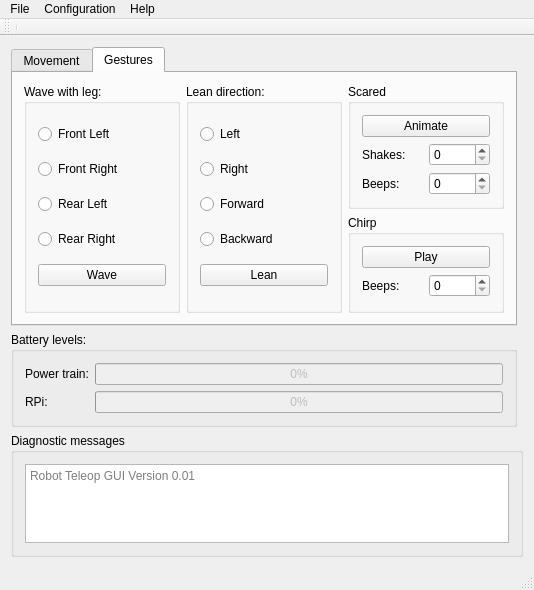
This is vr408mainwindow.ui in phdxpahob/vr408_pyqt_gui as Qt 5 draws it before an edit. The edited form follows.
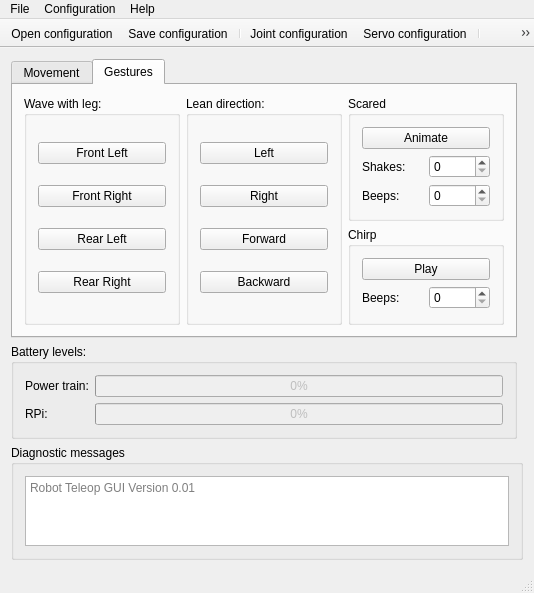
This is the edited form. The open tabs and pages were chosen to show the change. Icons and pictures are not drawn.

```diff
--- a/vr408mainwindow.ui
+++ b/vr408mainwindow.ui
@@ -223,40 +223,33 @@
           </property>
           <layout class="QVBoxLayout" name="verticalLayout_2">
            <item>
-            <widget class="QRadioButton" name="radioB_fLeft">
+            <widget class="QPushButton" name="Button_waveFLeft">
              <property name="text">
               <string>Front Left</string>
              </property>
             </widget>
            </item>
            <item>
-            <widget class="QRadioButton" name="radioB_fRight">
+            <widget class="QPushButton" name="Button_waveFRight">
              <property name="text">
               <string>Front Right</string>
              </property>
             </widget>
            </item>
            <item>
-            <widget class="QRadioButton" name="radioB_rLeft">
+            <widget class="QPushButton" name="Button_waveRLeft">
              <property name="text">
               <string>Rear Left</string>
              </property>
             </widget>
            </item>
            <item>
-            <widget class="QRadioButton" name="radioB_rRight">
+            <widget class="QPushButton" name="Button_waveRRight">
              <property name="text">
               <string>Rear Right</string>
              </property>
             </widget>
            </item>
-           <item>
-            <widget class="QPushButton" name="Button_wave">
-             <property name="text">
-              <string>Wave</string>
-             </property>
-            </widget>
-           </item>
           </layout>
          </widget>
         </item>
@@ -267,40 +260,33 @@
           </property>
           <layout class="QVBoxLayout" name="verticalLayout_3">
            <item>
-            <widget class="QRadioButton" name="radioB_left">
+            <widget class="QPushButton" name="Button_leanLeft">
              <property name="text">
               <string>Left</string>
              </property>
             </widget>
            </item>
            <item>
-            <widget class="QRadioButton" name="radioB_right">
+            <widget class="QPushButton" name="Button_leanRight">
              <property name="text">
               <string>Right</string>
              </property>
             </widget>
            </item>
            <item>
-            <widget class="QRadioButton" name="radioB_forward">
+            <widget class="QPushButton" name="Button_leanForward">
              <property name="text">
               <string>Forward</string>
              </property>
             </widget>
            </item>
            <item>
-            <widget class="QRadioButton" name="radioB_backward">
+            <widget class="QPushButton" name="Button_leanBackward">
              <property name="text">
               <string>Backward</string>
              </property>
             </widget>
            </item>
-           <item>
-            <widget class="QPushButton" name="Button_lean">
-             <property name="text">
-              <string>Lean</string>
-             </property>
-            </widget>
-           </item>
           </layout>
          </widget>
         </item>
@@ -421,13 +407,25 @@
    <addaction name="menuHelp"/>
   </widget>
   <widget class="QToolBar" name="mainToolBar">
+   <property name="movable">
+    <bool>false</bool>
+   </property>
    <attribute name="toolBarArea">
     <enum>TopToolBarArea</enum>
    </attribute>
    <attribute name="toolBarBreak">
     <bool>false</bool>
    </attribute>
+   <addaction name="actionOpen_configuration"/>
+   <addaction name="actionSave_configuration"/>
    <addaction name="separator"/>
+   <addaction name="actionJoint_configuration"/>
+   <addaction name="actionServo_configuration"/>
+   <addaction name="separator"/>
+   <addaction name="action_Contents"/>
+   <addaction name="action_About"/>
+   <addaction name="separator"/>
+   <addaction name="actionExit"/>
   </widget>
   <widget class="QStatusBar" name="statusBar"/>
   <action name="action_Contents">
@@ -447,7 +445,11 @@
   </action>
   <action name="actionOpen_configuration">
    <property name="enabled">
-    <bool>false</bool>
+    <bool>true</bool>
+   </property>
+   <property name="icon">
+    <iconset theme="document-open">
+     <normaloff>.</normaloff>.</iconset>
    </property>
    <property name="text">
     <string>Open configuration...</string>
@@ -455,7 +457,11 @@
   </action>
   <action name="actionSave_configuration">
    <property name="enabled">
-    <bool>false</bool>
+    <bool>true</bool>
+   </property>
+   <property name="icon">
+    <iconset theme="document-save">
+     <normaloff>.</normaloff>.</iconset>
    </property>
    <property name="text">
     <string>Save configuration...</string>
```
Left out of the diff: 28 changed lines with no effect on the pictures.
